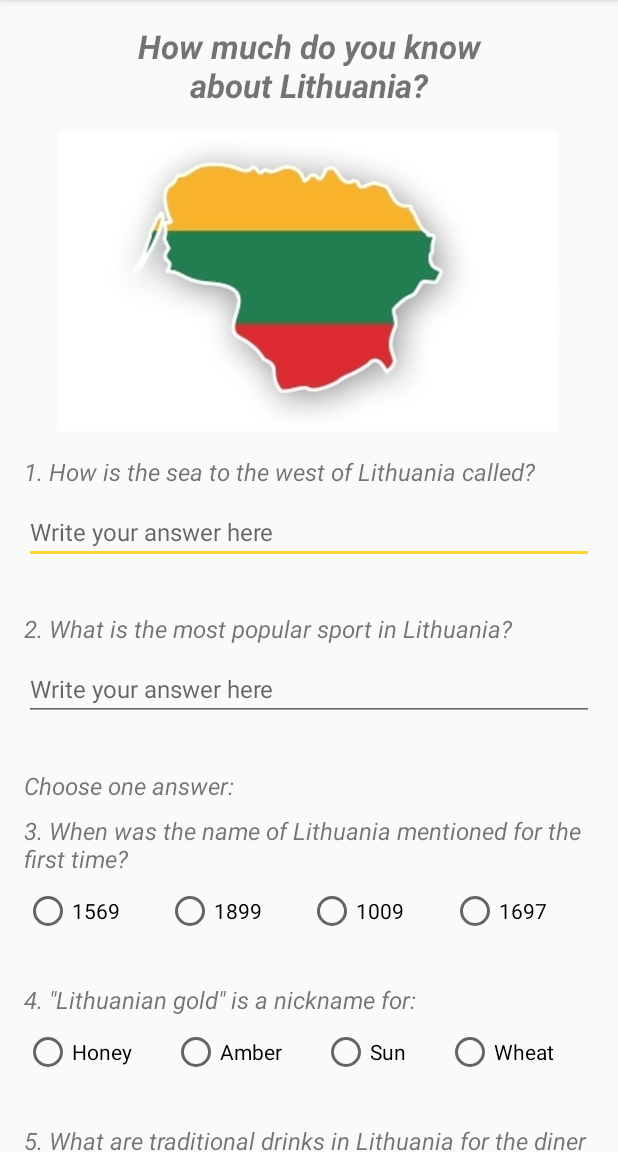
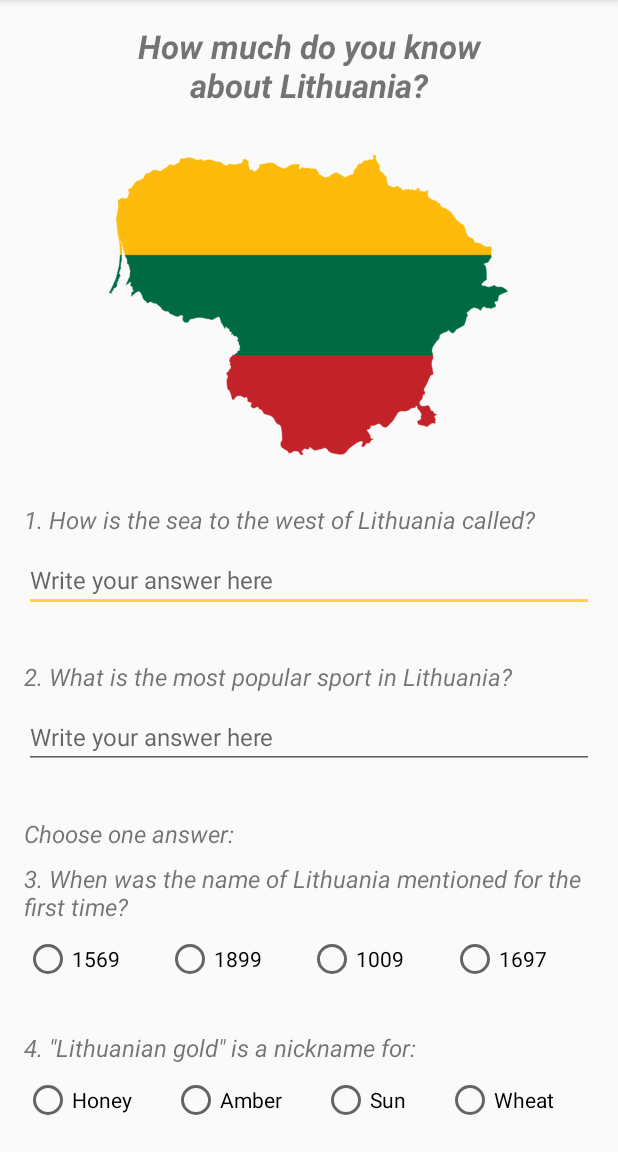
Before and after one commit to NeringaB/LithuanianQuizProject, an Android app: the screen it shows after launch (MainActivity), on a phone screen of 412 x 824 dp, the part 84-1236 px from its top. Run offline under Robolectric (Android 15) with nearby library versions, the phone set to English and light mode, and no system bars.

Commit message:
Change Lithuanian flag image

```diff
--- a/app/src/main/res/layout/activity_main.xml
+++ b/app/src/main/res/layout/activity_main.xml
@@ -9,7 +9,7 @@
     <LinearLayout
         android:layout_width="match_parent"
         android:layout_height="wrap_content"
-        android:layout_marginBottom="@dimen/top_bottom_layout_margin"
+        android:layout_marginBottom="@dimen/bigger_layout_margin"
         android:layout_marginLeft="@dimen/layout_margin"
         android:layout_marginRight="@dimen/layout_margin"
         android:layout_marginTop="@dimen/layout_margin"
@@ -19,7 +19,7 @@
             android:layout_width="match_parent"
             android:layout_height="wrap_content"
             android:gravity="center_horizontal"
-            android:paddingBottom="@dimen/layout_margin"
+            android:paddingBottom="@dimen/bigger_layout_margin"
             android:text="@string/introduction"
             android:textSize="@dimen/title_text_size"
             android:textStyle="bold|italic" />
@@ -33,7 +33,7 @@
         <TextView
             style="@style/MainTextStyle"
             android:paddingBottom="@dimen/layout_margin_between_question_views"
-            android:paddingTop="@dimen/layout_margin"
+            android:paddingTop="@dimen/bigger_layout_margin"
             android:text="@string/question_1" />
 
         <EditText
@@ -252,7 +252,7 @@
             android:id="@+id/submit_button"
             style="@style/ButtonTextStyle"
             android:layout_gravity="center_horizontal"
-            android:layout_marginBottom="@dimen/top_bottom_layout_margin"
+            android:layout_marginBottom="@dimen/bigger_layout_margin"
             android:layout_marginTop="@dimen/layout_margin_between_questions"
             android:onClick="submitAnswers"
             android:text="@string/submit_answers" />
--- a/app/src/main/res/values/dimens.xml
+++ b/app/src/main/res/values/dimens.xml
@@ -1,7 +1,7 @@
 <resources>
     <!-- Screen margins. -->
     <dimen name="layout_margin">16dp</dimen>
-    <dimen name="top_bottom_layout_margin">32dp</dimen>
+    <dimen name="bigger_layout_margin">32dp</dimen>
     <dimen name="layout_margin_between_questions">32dp</dimen>
     <dimen name="layout_margin_between_question_views">8dp</dimen>
 
```
Also changed, not shown: app/src/main/res/drawable-hdpi/lithuania.jpg (deleted), app/src/main/res/drawable-hdpi/lithuania.png (added), app/src/main/res/drawable-mdpi/lithuania.jpg (deleted), app/src/main/res/drawable-mdpi/lithuania.png (added), app/src/main/res/drawable-xhdpi/lithuania.jpg (deleted), app/src/main/res/drawable-xhdpi/lithuania.png (added), app/src/main/res/drawable-xxhdpi/lithuania.jpg (deleted), app/src/main/res/drawable-xxhdpi/lithuania.png (added), app/src/main/res/drawable-xxxhdpi/lithuania.jpg (deleted), app/src/main/res/drawable-xxxhdpi/lithuania.png (added), 1 other file.
